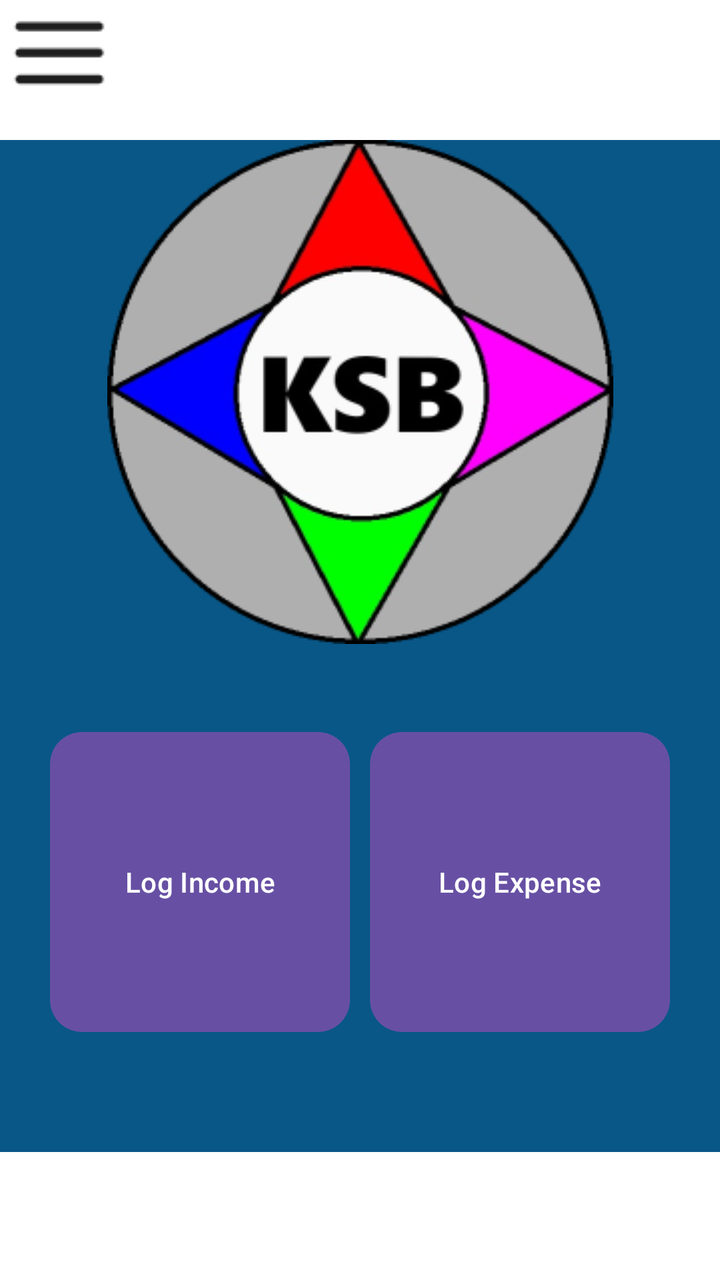
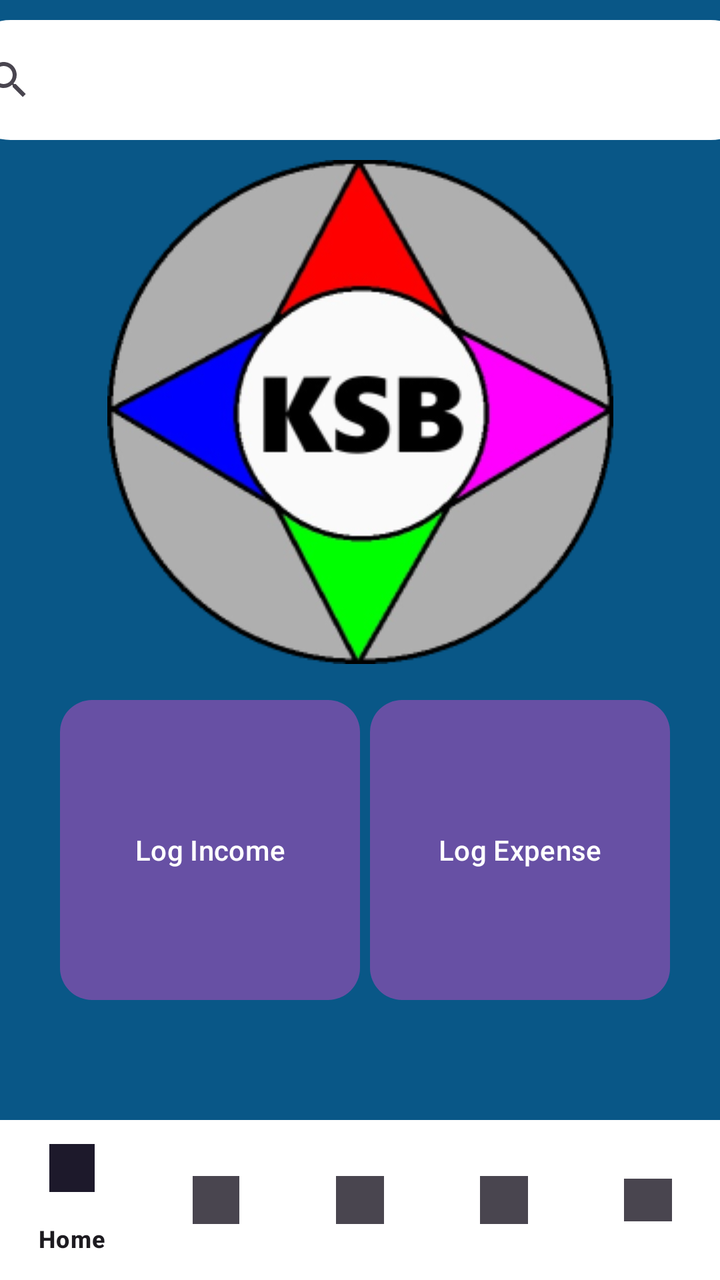

Before-and-after screenshots of an Android layout around one commit, followed by the original layout XML and the change that was made.
<!-- AndroidManifest.xml: application theme Theme.KracKShacKBanking -->
<!-- res/layout/dashboard.xml -->
<?xml version="1.0" encoding="utf-8"?>
<androidx.constraintlayout.widget.ConstraintLayout xmlns:android="http://schemas.android.com/apk/res/android"
    xmlns:app="http://schemas.android.com/apk/res-auto"
    xmlns:tools="http://schemas.android.com/tools"
    android:layout_width="match_parent"
    android:layout_height="match_parent"
    android:background="@color/background"
    >

    <ImageView
        android:id="@+id/imageView"
        android:layout_width="wrap_content"
        android:layout_height="wrap_content"
        android:layout_marginStart="80dp"
        android:layout_marginEnd="80dp"
        app:layout_constraintEnd_toEndOf="parent"
        app:layout_constraintStart_toStartOf="parent"
        app:layout_constraintTop_toBottomOf="@+id/searchView"
        app:srcCompat="@drawable/logo" />

    <Button
        android:id="@+id/button2"
        android:layout_width="150dp"
        android:layout_height="150dp"
        android:layout_marginStart="25dp"
        android:layout_marginBottom="60dp"
        android:background="@drawable/formatbuttondashboardincome"
        android:text="@string/LogIncome"
        app:layout_constraintBottom_toTopOf="@+id/toolbar"
        app:layout_constraintEnd_toStartOf="@+id/button3"
        app:layout_constraintHorizontal_bias="0.0"
        app:layout_constraintStart_toStartOf="parent" />

    <Button
        android:id="@+id/button3"
        android:layout_width="150dp"
        android:layout_height="150dp"
        android:layout_marginEnd="25dp"
        android:layout_marginBottom="60dp"
        android:background="@drawable/formatbuttondashboardexpense"
        android:text="@string/LogExpense"
        app:layout_constraintBottom_toTopOf="@+id/toolbar"
        app:layout_constraintEnd_toEndOf="parent" />

    <androidx.appcompat.widget.Toolbar
        android:id="@+id/toolbar"
        android:layout_width="409dp"
        android:layout_height="wrap_content"
        android:background="@color/white"
        android:minHeight="?attr/actionBarSize"
        android:theme="?attr/actionBarTheme"
        app:layout_constraintBottom_toBottomOf="parent"
        app:layout_constraintEnd_toEndOf="parent"
        app:layout_constraintStart_toStartOf="parent" />

    <SearchView
        android:id="@+id/searchView"
        android:layout_width="409dp"
        android:layout_height="70dp"
        android:background="@color/white"
        android:queryHint="@string/SearchExpenses"
        app:layout_constraintBottom_toTopOf="@+id/imageView"
        app:layout_constraintEnd_toEndOf="parent"
        app:layout_constraintStart_toStartOf="parent"
        app:layout_constraintTop_toTopOf="parent" />

    <ImageButton
        android:id="@+id/imageButton7"
        android:layout_width="77dp"
        android:layout_height="61dp"
        android:background="@color/white"
        app:srcCompat="@drawable/home_icon"
        tools:layout_editor_absoluteX="2dp"
        tools:layout_editor_absoluteY="670dp" />

    <ImageButton
        android:id="@+id/imageButton8"
        android:layout_width="66dp"
        android:layout_height="53dp"
        android:background="@color/white"
        app:srcCompat="@drawable/graph_icon"
        tools:layout_editor_absoluteX="97dp"
        tools:layout_editor_absoluteY="675dp" />

    <ImageButton
        android:id="@+id/imageButton9"
        android:layout_width="66dp"
        android:layout_height="58dp"
        android:background="@color/white"
        app:srcCompat="@drawable/money_icon"
        tools:layout_editor_absoluteX="172dp"
        tools:layout_editor_absoluteY="669dp" />

    <ImageButton
        android:id="@+id/imageButton10"
        android:layout_width="62dp"
        android:layout_height="62dp"
        android:background="@color/white"
        app:srcCompat="@drawable/profile_icon"
        tools:layout_editor_absoluteX="262dp"
        tools:layout_editor_absoluteY="675dp" />

    <ImageButton
        android:id="@+id/imageButton11"
        android:layout_width="58dp"
        android:layout_height="56dp"
        android:background="@color/white"
        app:srcCompat="@drawable/menu_icon"
        tools:layout_editor_absoluteX="352dp"
        tools:layout_editor_absoluteY="672dp" />

</androidx.constraintlayout.widget.ConstraintLayout>
<!-- resources referenced by this layout -->
<resources>
  <color name="background">#095787</color>
  <color name="white">#FFFFFFFF</color>
  <!-- drawable formatbuttondashboardexpense (drawable) -->
  <shape xmlns:android="http://schemas.android.com/apk/res/android"
      android:shape="rectangle">
      <solid android:color="@color/red" />
      <corners android:radius="16dp" />
  </shape>
  <!-- drawable formatbuttondashboardincome (drawable) -->
  <shape xmlns:android="http://schemas.android.com/apk/res/android"
      android:shape="rectangle">
      <solid android:color="@color/green" />
      <corners android:radius="16dp" /> 
  </shape>
  <!-- drawable graph_icon: png bitmap (drawable, 482 bytes) -->
  <!-- drawable home_icon: png bitmap (drawable, 1001 bytes) -->
  <!-- drawable logo: png bitmap (drawable, 35989 bytes) -->
  <!-- drawable menu_icon: png bitmap (drawable, 492 bytes) -->
  <!-- drawable money_icon: png bitmap (drawable, 945 bytes) -->
  <!-- drawable profile_icon: png bitmap (drawable, 1051 bytes) -->
  <string name="LogExpense">Log Expense</string>
  <string name="LogIncome">Log Income</string>
  <string name="SearchExpenses">Search Expense</string>
  <style name="Theme.KracKShacKBanking" parent="Base.Theme.KracKShacKBanking" />
  <color name="red">#DD0000</color>
  <color name="green">#00FF00</color>
  <style name="Base.Theme.KracKShacKBanking" parent="Theme.Material3.DayNight.NoActionBar">
          
          
      </style>
</resources>

<!-- the commit's change to res/layout/dashboard.xml (unified diff, before → after) -->
@@ -1,21 +1,33 @@
 <?xml version="1.0" encoding="utf-8"?>
-<androidx.constraintlayout.widget.ConstraintLayout xmlns:android="http://schemas.android.com/apk/res/android"
+<androidx.constraintlayout.widget.ConstraintLayout
+    xmlns:android="http://schemas.android.com/apk/res/android"
     xmlns:app="http://schemas.android.com/apk/res-auto"
     xmlns:tools="http://schemas.android.com/tools"
     android:layout_width="match_parent"
     android:layout_height="match_parent"
-    android:background="@color/background"
-    >
+    android:background="@color/background">
+
+    <SearchView
+        android:id="@+id/searchView"
+        android:layout_width="400dp"
+        android:layout_height="60dp"
+        android:layout_marginStart="20dp"
+        android:layout_marginTop="10dp"
+        android:layout_marginEnd="20dp"
+        android:background="@drawable/searchview_background"
+        android:queryHint="@string/SearchExpenses"
+        app:layout_constraintTop_toTopOf="parent"
+        app:layout_constraintStart_toStartOf="parent"
+        app:layout_constraintEnd_toEndOf="parent" />
 
     <ImageView
         android:id="@+id/imageView"
         android:layout_width="wrap_content"
         android:layout_height="wrap_content"
-        android:layout_marginStart="80dp"
-        android:layout_marginEnd="80dp"
+        android:layout_marginTop="10dp"
+        app:layout_constraintTop_toBottomOf="@+id/searchView"
+        app:layout_constraintStart_toStartOf="parent"
         app:layout_constraintEnd_toEndOf="parent"
-        app:layout_constraintStart_toStartOf="parent"
-        app:layout_constraintTop_toBottomOf="@+id/searchView"
         app:srcCompat="@drawable/logo" />
 
     <Button
@@ -26,10 +38,9 @@
         android:layout_marginBottom="60dp"
         android:background="@drawable/formatbuttondashboardincome"
         android:text="@string/LogIncome"
-        app:layout_constraintBottom_toTopOf="@+id/toolbar"
-        app:layout_constraintEnd_toStartOf="@+id/button3"
-        app:layout_constraintHorizontal_bias="0.0"
-        app:layout_constraintStart_toStartOf="parent" />
+        app:layout_constraintBottom_toTopOf="@id/bottomNavigationView"
+        app:layout_constraintStart_toStartOf="parent"
+        app:layout_constraintEnd_toStartOf="@+id/button3" />
 
     <Button
         android:id="@+id/button3"
@@ -39,74 +50,17 @@
         android:layout_marginBottom="60dp"
         android:background="@drawable/formatbuttondashboardexpense"
         android:text="@string/LogExpense"
-        app:layout_constraintBottom_toTopOf="@+id/toolbar"
+        app:layout_constraintBottom_toTopOf="@id/bottomNavigationView"
         app:layout_constraintEnd_toEndOf="parent" />
 
-    <androidx.appcompat.widget.Toolbar
-        android:id="@+id/toolbar"
-        android:layout_width="409dp"
+    <com.google.android.material.bottomnavigation.BottomNavigationView
+        android:id="@+id/bottomNavigationView"
+        android:layout_width="0dp"
         android:layout_height="wrap_content"
         android:background="@color/white"
-        android:minHeight="?attr/actionBarSize"
-        android:theme="?attr/actionBarTheme"
+        app:menu="@menu/bottom_nav_menu"
         app:layout_constraintBottom_toBottomOf="parent"
-        app:layout_constraintEnd_toEndOf="parent"
-        app:layout_constraintStart_toStartOf="parent" />
-
-    <SearchView
-        android:id="@+id/searchView"
-        android:layout_width="409dp"
-        android:layout_height="70dp"
-        android:background="@color/white"
-        android:queryHint="@string/SearchExpenses"
-        app:layout_constraintBottom_toTopOf="@+id/imageView"
-        app:layout_constraintEnd_toEndOf="parent"
         app:layout_constraintStart_toStartOf="parent"
-        app:layout_constraintTop_toTopOf="parent" />
-
-    <ImageButton
-        android:id="@+id/imageButton7"
-        android:layout_width="77dp"
-        android:layout_height="61dp"
-        android:background="@color/white"
-        app:srcCompat="@drawable/home_icon"
-        tools:layout_editor_absoluteX="2dp"
-        tools:layout_editor_absoluteY="670dp" />
-
-    <ImageButton
-        android:id="@+id/imageButton8"
-        android:layout_width="66dp"
-        android:layout_height="53dp"
-        android:background="@color/white"
-        app:srcCompat="@drawable/graph_icon"
-        tools:layout_editor_absoluteX="97dp"
-        tools:layout_editor_absoluteY="675dp" />
-
-    <ImageButton
-        android:id="@+id/imageButton9"
-        android:layout_width="66dp"
-        android:layout_height="58dp"
-        android:background="@color/white"
-        app:srcCompat="@drawable/money_icon"
-        tools:layout_editor_absoluteX="172dp"
-        tools:layout_editor_absoluteY="669dp" />
-
-    <ImageButton
-        android:id="@+id/imageButton10"
-        android:layout_width="62dp"
-        android:layout_height="62dp"
-        android:background="@color/white"
-        app:srcCompat="@drawable/profile_icon"
-        tools:layout_editor_absoluteX="262dp"
-        tools:layout_editor_absoluteY="675dp" />
-
-    <ImageButton
-        android:id="@+id/imageButton11"
-        android:layout_width="58dp"
-        android:layout_height="56dp"
-        android:background="@color/white"
-        app:srcCompat="@drawable/menu_icon"
-        tools:layout_editor_absoluteX="352dp"
-        tools:layout_editor_absoluteY="672dp" />
+        app:layout_constraintEnd_toEndOf="parent" />
 
 </androidx.constraintlayout.widget.ConstraintLayout>
<!-- resource entries referenced after the edit -->
@@ -14,12 +14,15 @@
       <solid android:color="@color/green" />
       <corners android:radius="16dp" /> 
   </shape>
-  <!-- drawable graph_icon: png bitmap (drawable, 482 bytes) -->
-  <!-- drawable home_icon: png bitmap (drawable, 1001 bytes) -->
   <!-- drawable logo: png bitmap (drawable, 35989 bytes) -->
-  <!-- drawable menu_icon: png bitmap (drawable, 492 bytes) -->
-  <!-- drawable money_icon: png bitmap (drawable, 945 bytes) -->
-  <!-- drawable profile_icon: png bitmap (drawable, 1051 bytes) -->
+  <!-- drawable searchview_background (drawable) -->
+  <?xml version="1.0" encoding="utf-8"?>
+  <shape xmlns:android="http://schemas.android.com/apk/res/android"
+      android:shape="rectangle">
+  
+      <solid android:color="@color/white" />
+      <corners android:radius="25dp" /> 
+  </shape>
   <string name="LogExpense">Log Expense</string>
   <string name="LogIncome">Log Income</string>
   <string name="SearchExpenses">Search Expense</string>
